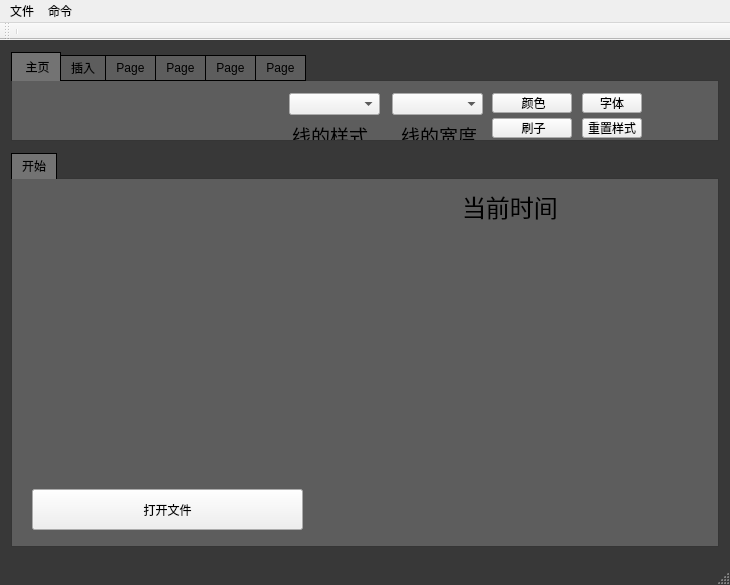
Qt form mainwindow.ui (charon-cheung/QSketch) before a commit.
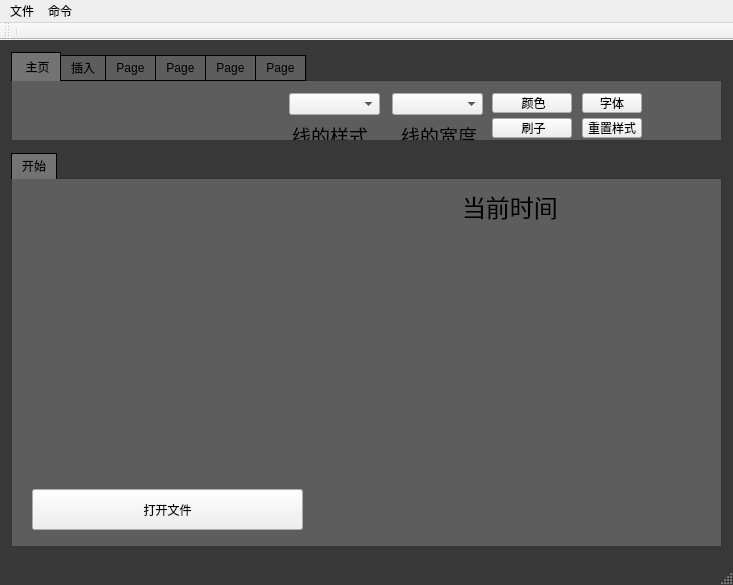
The same form after that commit. Icons and pictures are not drawn. Custom widgets are drawn as their Qt base class.

What changed in the file:
```diff
--- a/mainwindow.ui
+++ b/mainwindow.ui
@@ -6,8 +6,8 @@
    <rect>
     <x>0</x>
     <y>0</y>
-    <width>730</width>
-    <height>574</height>
+    <width>733</width>
+    <height>578</height>
    </rect>
   </property>
   <property name="windowTitle">
@@ -515,10 +515,10 @@
          <widget class="Clock" name="clock" native="true">
           <property name="geometry">
            <rect>
-            <x>390</x>
-            <y>60</y>
-            <width>221</width>
-            <height>201</height>
+            <x>380</x>
+            <y>50</y>
+            <width>256</width>
+            <height>256</height>
            </rect>
           </property>
          </widget>
@@ -534,7 +534,7 @@
     <rect>
      <x>0</x>
      <y>0</y>
-     <width>730</width>
+     <width>733</width>
      <height>23</height>
     </rect>
    </property>
```
